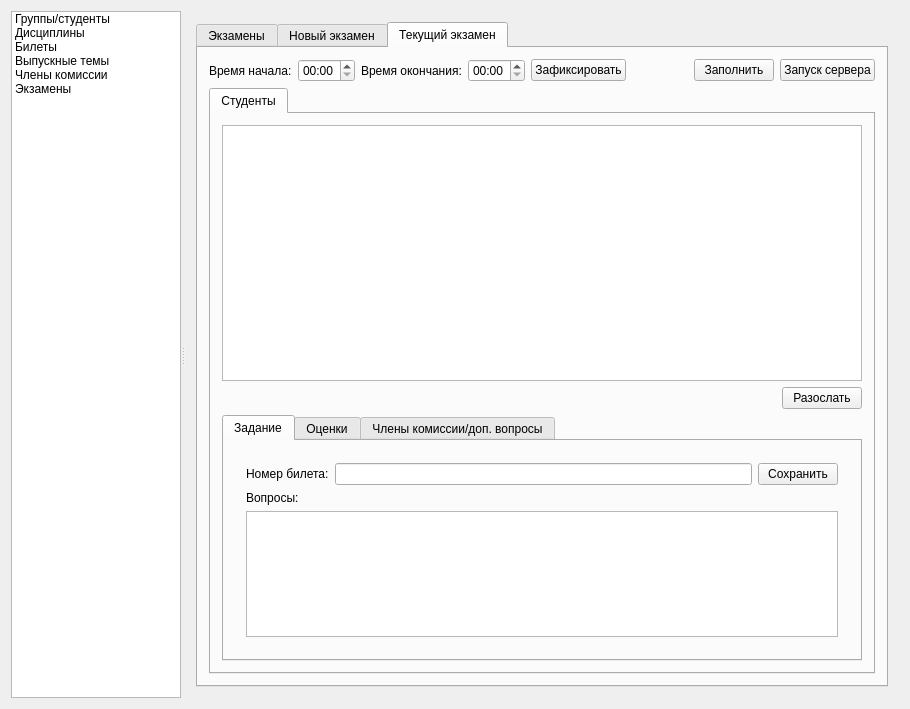
xjohncz/chsuass, file mainwindow.ui: the form before one commit.
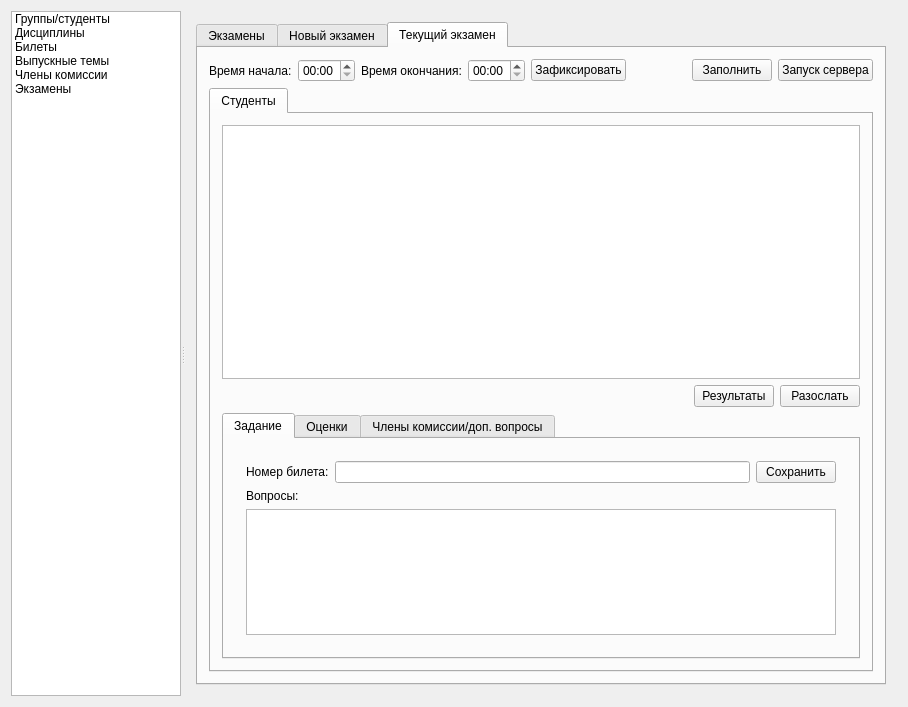
The form after the commit.

What changed in the file:
```diff
--- a/mainwindow.ui
+++ b/mainwindow.ui
@@ -6,8 +6,8 @@
    <rect>
     <x>0</x>
     <y>0</y>
-    <width>910</width>
-    <height>709</height>
+    <width>908</width>
+    <height>707</height>
    </rect>
   </property>
   <property name="windowTitle">
@@ -1302,6 +1302,13 @@
                      </property>
                     </spacer>
                    </item>
+                   <item>
+                    <widget class="QPushButton" name="recvResultsButton">
+                     <property name="text">
+                      <string>Результаты</string>
+                     </property>
+                    </widget>
+                   </item>
                    <item>
                     <widget class="QPushButton" name="sendStudentInfoButton">
                      <property name="text">
```
